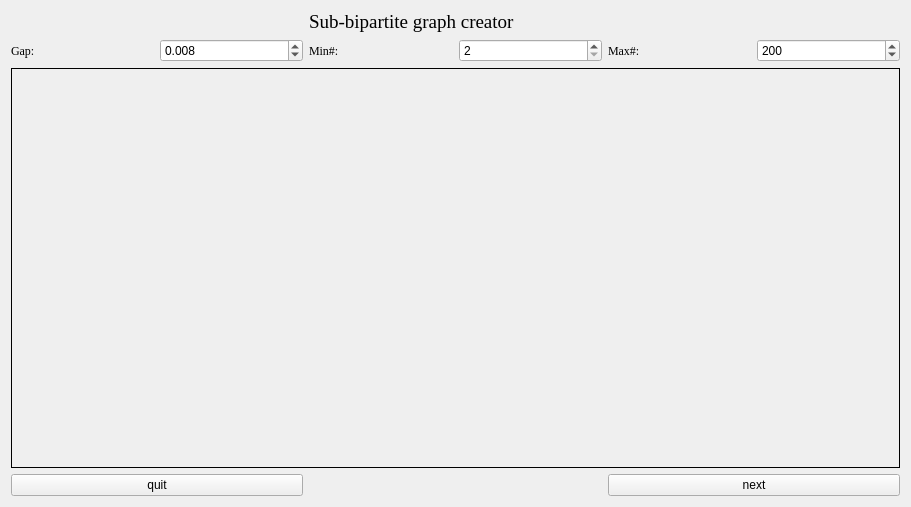
Qt form design.ui (yujianke100/Sub-Bipartite-Graph-Creator) before a commit.
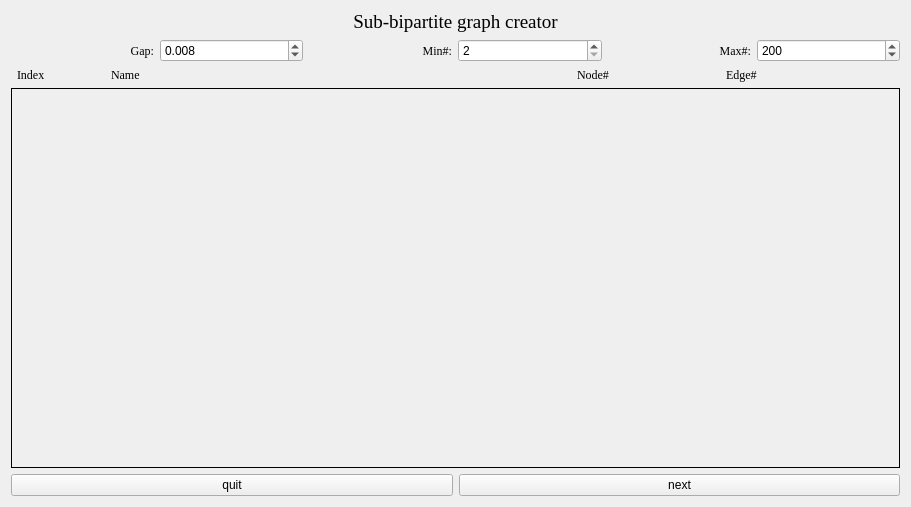
The same form after that commit.

What changed in the file:
```diff
--- a/design.ui
+++ b/design.ui
@@ -13,11 +13,67 @@
   <property name="windowTitle">
    <string>GUI</string>
   </property>
-  <layout class="QGridLayout" name="gridLayout_2">
+  <property name="autoFillBackground">
+   <bool>true</bool>
+  </property>
+  <layout class="QGridLayout" name="gridLayout">
    <item row="0" column="0">
-    <layout class="QGridLayout" name="gridLayout">
-     <item row="1" column="1">
-      <layout class="QHBoxLayout" name="horizontalLayout_2">
+    <layout class="QVBoxLayout" name="verticalLayout">
+     <item>
+      <widget class="QLabel" name="label">
+       <property name="font">
+        <font>
+         <family>Times New Roman</family>
+         <pointsize>14</pointsize>
+        </font>
+       </property>
+       <property name="text">
+        <string>Sub-bipartite graph creator</string>
+       </property>
+       <property name="alignment">
+        <set>Qt::AlignCenter</set>
+       </property>
+      </widget>
+     </item>
+     <item>
+      <layout class="QHBoxLayout" name="horizontalLayout">
+       <item>
+        <widget class="QLabel" name="label_2">
+         <property name="font">
+          <font>
+           <family>Times New Roman</family>
+          </font>
+         </property>
+         <property name="layoutDirection">
+          <enum>Qt::LeftToRight</enum>
+         </property>
+         <property name="text">
+          <string>Gap:</string>
+         </property>
+         <property name="alignment">
+          <set>Qt::AlignRight|Qt::AlignTrailing|Qt::AlignVCenter</set>
+         </property>
+        </widget>
+       </item>
+       <item>
+        <widget class="QDoubleSpinBox" name="gap_num">
+         <property name="decimals">
+          <number>3</number>
+         </property>
+         <property name="minimum">
+          <double>0.001000000000000</double>
+         </property>
+         <property name="maximum">
+          <double>0.999000000000000</double>
+         </property>
+         <property name="singleStep">
+          <double>0.001000000000000</double>
+         </property>
+         <property name="value">
+          <double>0.008000000000000</double>
+         </property>
+        </widget>
+       </item>
        <item>
         <widget class="QLabel" name="label_3">
          <property name="font">
@@ -34,6 +90,9 @@
          <property name="text">
           <string>Min#:</string>
          </property>
+         <property name="alignment">
+          <set>Qt::AlignRight|Qt::AlignTrailing|Qt::AlignVCenter</set>
+         </property>
         </widget>
        </item>
        <item>
@@ -46,23 +105,101 @@
          </property>
         </widget>
        </item>
+       <item>
+        <widget class="QLabel" name="label_4">
+         <property name="font">
+          <font>
+           <family>Times New Roman</family>
+          </font>
+         </property>
+         <property name="text">
+          <string>Max#:</string>
+         </property>
+         <property name="alignment">
+          <set>Qt::AlignRight|Qt::AlignTrailing|Qt::AlignVCenter</set>
+         </property>
+        </widget>
+       </item>
+       <item>
+        <widget class="QSpinBox" name="max_box">
+         <property name="minimum">
+          <number>3</number>
+         </property>
+         <property name="maximum">
+          <number>1000</number>
+         </property>
+         <property name="value">
+          <number>200</number>
+         </property>
+        </widget>
+       </item>
       </layout>
      </item>
-     <item row="3" column="0">
-      <widget class="QPushButton" name="quit">
-       <property name="text">
-        <string>quit</string>
-       </property>
-      </widget>
+     <item>
+      <layout class="QHBoxLayout" name="horizontalLayout_2" stretch="5,30,9,11">
+       <item>
+        <widget class="QLabel" name="label_5">
+         <property name="font">
+          <font>
+           <family>Times New Roman</family>
+          </font>
+         </property>
+         <property name="text">
+          <string>  Index</string>
+         </property>
+         <property name="alignment">
+          <set>Qt::AlignLeading|Qt::AlignLeft|Qt::AlignVCenter</set>
+         </property>
+        </widget>
+       </item>
+       <item>
+        <widget class="QLabel" name="label_6">
+         <property name="font">
+          <font>
+           <family>Times New Roman</family>
+          </font>
+         </property>
+         <property name="text">
+          <string>     Name</string>
+         </property>
+         <property name="alignment">
+          <set>Qt::AlignLeading|Qt::AlignLeft|Qt::AlignVCenter</set>
+         </property>
+        </widget>
+       </item>
+       <item>
+        <widget class="QLabel" name="label_7">
+         <property name="font">
+          <font>
+           <family>Times New Roman</family>
+          </font>
+         </property>
+         <property name="text">
+          <string>Node#</string>
+         </property>
+         <property name="alignment">
+          <set>Qt::AlignLeading|Qt::AlignLeft|Qt::AlignVCenter</set>
+         </property>
+        </widget>
+       </item>
+       <item>
+        <widget class="QLabel" name="label_8">
+         <property name="font">
+          <font>
+           <family>Times New Roman</family>
+          </font>
+         </property>
+         <property name="text">
+          <string>Edge#</string>
+         </property>
+         <property name="alignment">
+          <set>Qt::AlignLeading|Qt::AlignLeft|Qt::AlignVCenter</set>
+         </property>
+        </widget>
+       </item>
+      </layout>
      </item>
-     <item row="3" column="2">
-      <widget class="QPushButton" name="next">
-       <property name="text">
-        <string>next</string>
-       </property>
-      </widget>
-     </item>
-     <item row="2" column="0" colspan="3">
+     <item>
       <widget class="QScrollArea" name="scrollArea">
        <property name="frameShape">
         <enum>QFrame::Box</enum>
@@ -82,84 +219,25 @@
           <x>0</x>
           <y>0</y>
           <width>885</width>
-          <height>368</height>
+          <height>331</height>
          </rect>
         </property>
        </widget>
       </widget>
      </item>
-     <item row="1" column="0">
-      <layout class="QHBoxLayout" name="horizontalLayout">
+     <item>
+      <layout class="QHBoxLayout" name="horizontalLayout_3" stretch="1,1">
        <item>
-        <widget class="QLabel" name="label_2">
-         <property name="font">
-          <font>
-           <family>Times New Roman</family>
-          </font>
-         </property>
+        <widget class="QPushButton" name="quit">
          <property name="text">
-          <string>Gap:</string>
+          <string>quit</string>
          </property>
         </widget>
        </item>
        <item>
-        <widget class="QDoubleSpinBox" name="gap_num">
-         <property name="decimals">
-          <number>3</number>
-         </property>
-         <property name="minimum">
-          <double>0.001000000000000</double>
-         </property>
-         <property name="maximum">
-          <double>0.999000000000000</double>
-         </property>
-         <property name="singleStep">
-          <double>0.001000000000000</double>
-         </property>
-         <property name="value">
-          <double>0.008000000000000</double>
-         </property>
-        </widget>
-       </item>
-      </layout>
-     </item>
-     <item row="0" column="1">
-      <widget class="QLabel" name="label">
-       <property name="font">
-        <font>
-         <family>Times New Roman</family>
-         <pointsize>14</pointsize>
-        </font>
-       </property>
-       <property name="text">
-        <string>Sub-bipartite graph creator</string>
-       </property>
-      </widget>
-     </item>
-     <item row="1" column="2">
-      <layout class="QHBoxLayout" name="horizontalLayout_3">
-       <item>
-        <widget class="QLabel" name="label_4">
-         <property name="font">
-          <font>
-           <family>Times New Roman</family>
-          </font>
-         </property>
+        <widget class="QPushButton" name="next">
          <property name="text">
-          <string>Max#:</string>
-         </property>
-        </widget>
-       </item>
-       <item>
-        <widget class="QSpinBox" name="max_box">
-         <property name="minimum">
-          <number>3</number>
-         </property>
-         <property name="maximum">
-          <number>1000</number>
-         </property>
-         <property name="value">
-          <number>200</number>
+          <string>next</string>
          </property>
         </widget>
        </item>
```
Left out of the diff: 11 changed lines with no effect on the pictures.
